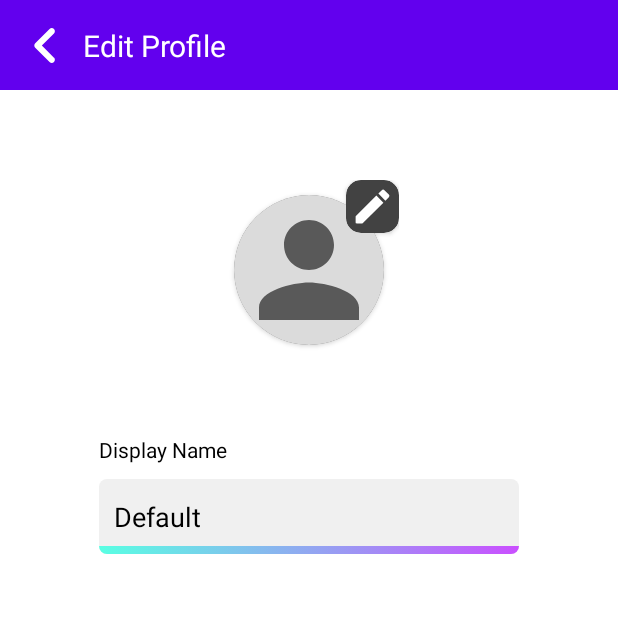
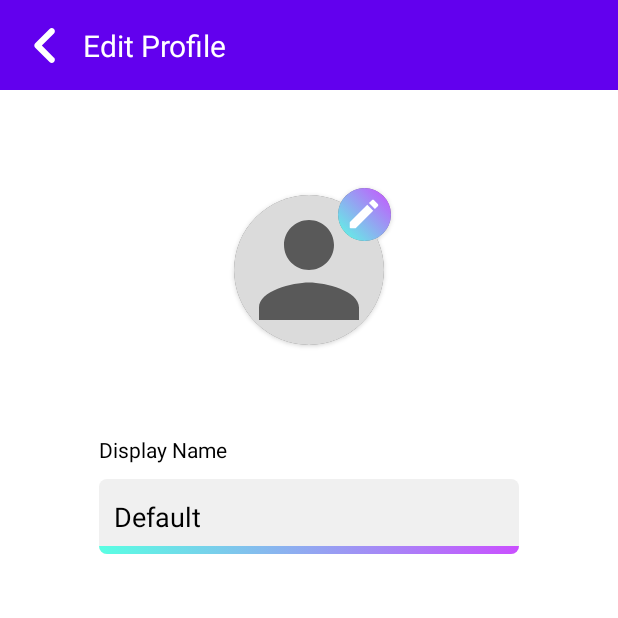
Before and after one commit to ChocolIT/SweetShare, an Android app: the EditUserProfile screen opened directly, with no data from a screen before it, on a phone screen of 412 x 824 dp, the top half of it. Run offline under Robolectric (Android 15) with nearby library versions, the phone set to English and light mode, and no system bars; our stand-ins replace Firebase (no records; nobody signed in at launch, a user with empty details on screens opened directly), Picasso.

Commit message:
Finished edit profile functionality.

```diff
--- a/app/src/main/res/layout/activity_edit_user_profile.xml
+++ b/app/src/main/res/layout/activity_edit_user_profile.xml
@@ -49,15 +49,24 @@
             <androidx.cardview.widget.CardView
                 android:layout_width="35dp"
                 android:layout_height="35dp"
-                app:cardCornerRadius="10dp"
+                app:cardCornerRadius="50dp"
                 app:layout_constraintEnd_toEndOf="parent"
-                app:layout_constraintTop_toTopOf="parent">
+                app:layout_constraintTop_toTopOf="parent"
+                android:layout_marginEnd="5dp"
+                android:layout_marginTop="5dp"
+                android:elevation="10dp">
 
                 <ImageView
-                    android:layout_width="30dp"
-                    android:layout_height="30dp"
+                    android:layout_width="match_parent"
+                    android:layout_height="match_parent"
+                    android:scaleType="fitXY"
+                    android:background="@drawable/gradient_rectangle"/>
+
+                <ImageView
+                    android:layout_width="25dp"
+                    android:layout_height="25dp"
                     android:layout_gravity="center"
-                    android:src="@drawable/ic_edit_user_profile_tab_edit" />
+                    android:src="@drawable/ic_edit_user_profile_tab_edit"/>
 
             </androidx.cardview.widget.CardView>
 
@@ -122,7 +131,8 @@
             app:layout_constraintTop_toTopOf="parent"
             app:layout_constraintBottom_toBottomOf="parent"
             app:layout_constraintStart_toStartOf="parent"
-            android:layout_marginStart="5dp"/>
+            android:layout_marginStart="5dp"
+            android:onClick="backButton"/>
 
         <TextView
             android:layout_width="wrap_content"
```
Also changed, not shown: app/src/main/java/com/example/sweetshare/EditUserProfile.java (+31 -14 lines), app/src/main/java/com/example/sweetshare/ProfileTab.java (+18 -8 lines).
